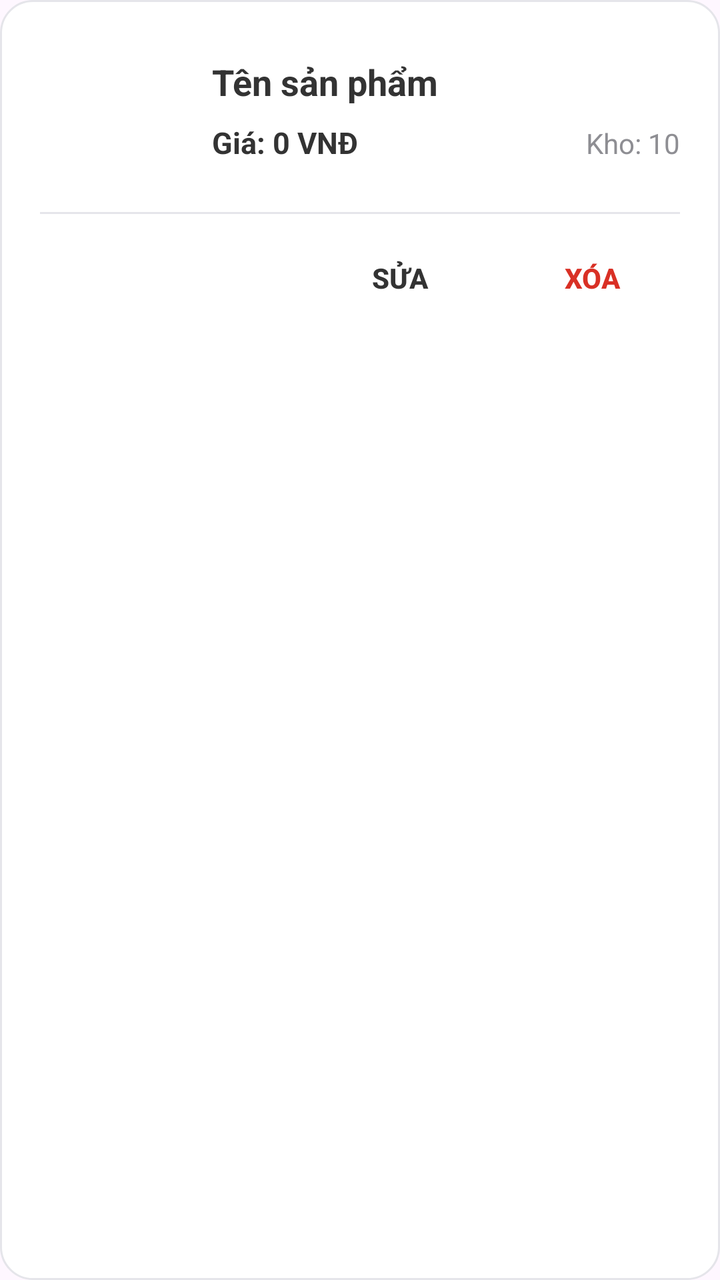
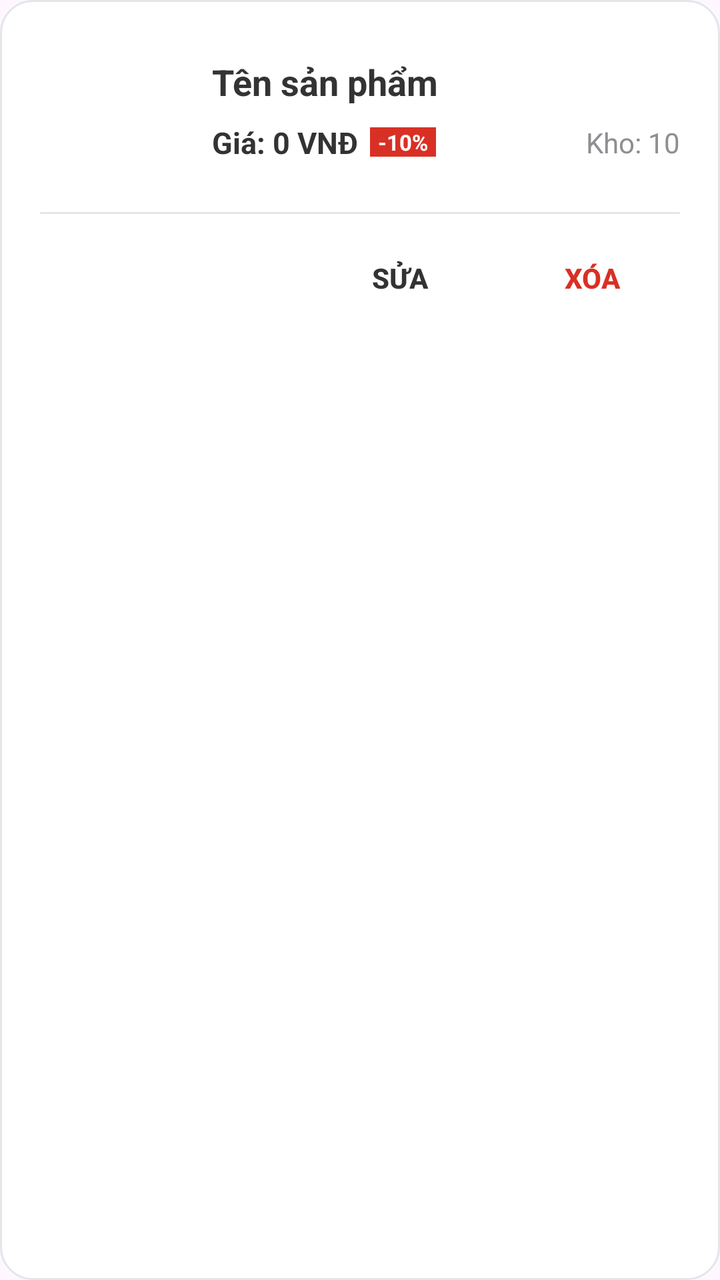

The first picture is an Android layout as it rendered before a commit; the second is the same layout after the commit. The layout source and the unified diff follow.
<!-- AndroidManifest.xml: application theme Theme.MobileDeviceStoreTDMU -->
<!-- res/layout/item_quan_ly_san_pham.xml -->
<?xml version="1.0" encoding="utf-8"?>
<LinearLayout xmlns:android="http://schemas.android.com/apk/res/android"
    android:layout_width="match_parent"
    android:layout_height="wrap_content"
    android:orientation="vertical"
    android:layout_marginHorizontal="16dp"
    android:layout_marginTop="16dp"
    android:background="@drawable/bg_card_modern"
    android:elevation="0dp"
    android:padding="20dp">

    <LinearLayout
        android:layout_width="match_parent"
        android:layout_height="wrap_content"
        android:orientation="horizontal"
        android:gravity="center_vertical">

        <ImageView
            android:id="@+id/imgQuanLySP"
            android:layout_width="70dp"
            android:layout_height="70dp"
            android:scaleType="fitCenter"
            android:layout_marginEnd="16dp" />

        <LinearLayout
            android:layout_width="0dp"
            android:layout_height="wrap_content"
            android:layout_weight="1"
            android:orientation="vertical">

            <TextView
                android:id="@+id/tvTenSPQuanLy"
                android:layout_width="match_parent"
                android:layout_height="wrap_content"
                android:text="Tên sản phẩm"
                android:textColor="@color/text_primary"
                android:textSize="18sp"
                android:textStyle="bold" />

            <LinearLayout
                android:layout_width="match_parent"
                android:layout_height="wrap_content"
                android:layout_marginTop="8dp"
                android:orientation="horizontal">

                <TextView
                    android:id="@+id/tvGiaSPQuanLy"
                    android:layout_width="0dp"
                    android:layout_height="wrap_content"
                    android:layout_weight="1"
                    android:text="Giá: 0 VNĐ"
                    android:textColor="@color/primary_black"
                    android:textSize="15sp"
                    android:textStyle="bold"/>

                <TextView
                    android:id="@+id/tvKhoSPQuanLy"
                    android:layout_width="wrap_content"
                    android:layout_height="wrap_content"
                    android:text="Kho: 10"
                    android:textColor="@color/text_secondary"
                    android:textSize="14sp" />
            </LinearLayout>

        </LinearLayout>

    </LinearLayout>

    <View
        android:layout_width="match_parent"
        android:layout_height="1dp"
        android:background="@color/stroke_light"
        android:layout_marginTop="16dp"
        android:layout_marginBottom="12dp" />

    <LinearLayout
        android:layout_width="match_parent"
        android:layout_height="wrap_content"
        android:gravity="end"
        android:orientation="horizontal">

        <androidx.appcompat.widget.AppCompatButton
            android:id="@+id/btnSuaSPQuanLy"
            android:layout_width="wrap_content"
            android:layout_height="40dp"
            android:background="#00000000"
            android:text="SỬA"
            android:textColor="@color/text_primary"
            android:textStyle="bold" />

        <androidx.appcompat.widget.AppCompatButton
            android:id="@+id/btnXoaSPQuanLy"
            android:layout_width="wrap_content"
            android:layout_height="40dp"
            android:layout_marginStart="8dp"
            android:background="#00000000"
            android:text="XÓA"
            android:textColor="#D93025"
            android:textStyle="bold" />
    </LinearLayout>

</LinearLayout>
<!-- resources referenced by this layout -->
<resources>
  <color name="primary_black">#333333</color>
  <color name="stroke_light">#E5E5EA</color>
  <color name="text_primary">#333333</color>
  <color name="text_secondary">#8E8E93</color>
  <!-- drawable bg_card_modern (drawable) -->
  <?xml version="1.0" encoding="utf-8"?>
  <shape xmlns:android="http://schemas.android.com/apk/res/android"
      android:shape="rectangle">
      <solid android:color="@color/bg_white" />
      <corners android:radius="16dp" />
      <stroke android:width="1dp" android:color="@color/stroke_light" />
  </shape>
  <style name="Theme.MobileDeviceStoreTDMU" parent="Base.Theme.MobileDeviceStoreTDMU" />
  <color name="bg_white">#FFFFFF</color>
  <style name="Base.Theme.MobileDeviceStoreTDMU" parent="Theme.Material3.DayNight.NoActionBar">
          
          
      </style>
</resources>

<!-- the commit's change to res/layout/item_quan_ly_san_pham.xml (unified diff, before → after) -->
@@ -41,17 +41,34 @@
                 android:layout_width="match_parent"
                 android:layout_height="wrap_content"
                 android:layout_marginTop="8dp"
-                android:orientation="horizontal">
+                android:orientation="horizontal"
+                android:gravity="center_vertical">
 
                 <TextView
                     android:id="@+id/tvGiaSPQuanLy"
-                    android:layout_width="0dp"
+                    android:layout_width="wrap_content"
                     android:layout_height="wrap_content"
-                    android:layout_weight="1"
                     android:text="Giá: 0 VNĐ"
                     android:textColor="@color/primary_black"
                     android:textSize="15sp"
                     android:textStyle="bold"/>
+
+                <TextView
+                    android:id="@+id/tvBadgeGiamGiaQuanLy"
+                    android:layout_width="wrap_content"
+                    android:layout_height="wrap_content"
+                    android:text="-10%"
+                    android:textColor="@color/bg_white"
+                    android:background="#D93025"
+                    android:textSize="11sp"
+                    android:textStyle="bold"
+                    android:paddingHorizontal="4dp"
+                    android:layout_marginStart="6dp" />
+
+                <View
+                    android:layout_width="0dp"
+                    android:layout_height="0dp"
+                    android:layout_weight="1" />
 
                 <TextView
                     android:id="@+id/tvKhoSPQuanLy"
<!-- resource entries referenced after the edit -->
@@ -14,9 +14,12 @@
   </shape>
   <style name="Theme.MobileDeviceStoreTDMU" parent="Base.Theme.MobileDeviceStoreTDMU" />
   <color name="bg_white">#FFFFFF</color>
-  <style name="Base.Theme.MobileDeviceStoreTDMU" parent="Theme.Material3.DayNight.NoActionBar">
+  <style name="Base.Theme.MobileDeviceStoreTDMU" parent="Theme.Material3.Light.NoActionBar">
           
-          
+          <item name="android:statusBarColor">@color/bg_white</item>
+          <item name="android:windowLightStatusBar">true</item>
+          <item name="android:navigationBarColor">@color/bg_white</item>
+          <item name="android:windowLightNavigationBar" tools:targetApi="O_MR1">true</item>
       </style>
 </resources>
 
